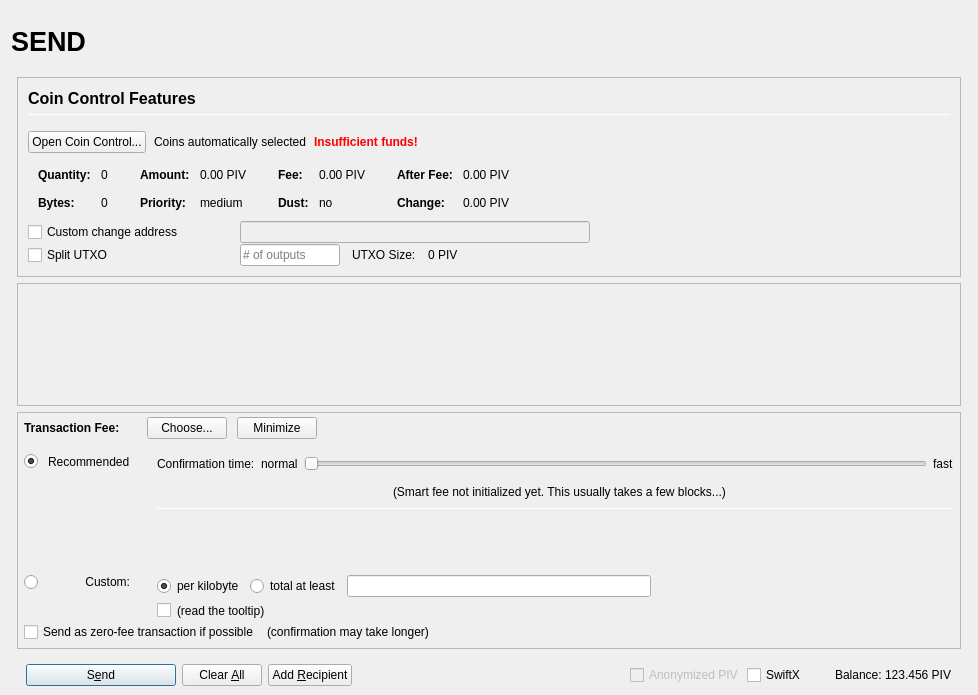
First picture: the form in src/qt/forms/sendcoinsdialog.ui, repository nashsclay/electra, before the edit.
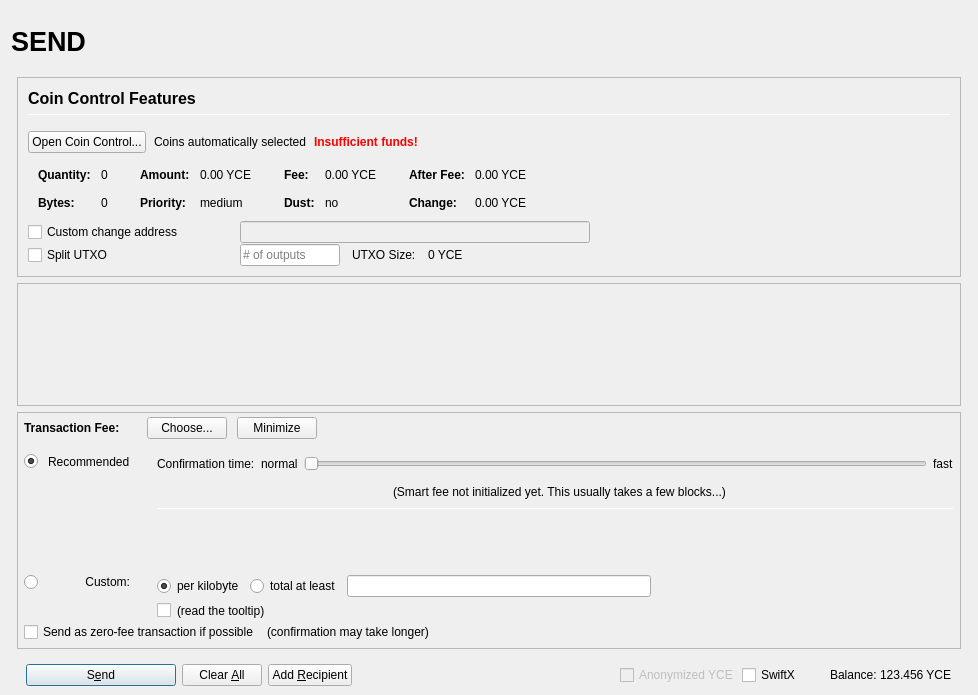
Second picture: the form after the edit. Icons and pictures are not drawn. Custom widgets are drawn as their Qt base class.

```diff
--- a/src/qt/forms/sendcoinsdialog.ui
+++ b/src/qt/forms/sendcoinsdialog.ui
@@ -493,7 +493,7 @@
                         <enum>Qt::ActionsContextMenu</enum>
                        </property>
                        <property name="text">
-                        <string notr="true">0.00 PIV</string>
+                        <string notr="true">0.00 YCE</string>
                        </property>
                        <property name="textInteractionFlags">
                         <set>Qt::LinksAccessibleByMouse|Qt::TextSelectableByKeyboard|Qt::TextSelectableByMouse</set>
@@ -573,7 +573,7 @@
                         <enum>Qt::ActionsContextMenu</enum>
                        </property>
                        <property name="text">
-                        <string notr="true">0.00 PIV</string>
+                        <string notr="true">0.00 YCE</string>
                        </property>
                        <property name="textInteractionFlags">
                         <set>Qt::LinksAccessibleByMouse|Qt::TextSelectableByKeyboard|Qt::TextSelectableByMouse</set>
@@ -653,7 +653,7 @@
                         <enum>Qt::ActionsContextMenu</enum>
                        </property>
                        <property name="text">
-                        <string notr="true">0.00 PIV</string>
+                        <string notr="true">0.00 YCE</string>
                        </property>
                        <property name="textInteractionFlags">
                         <set>Qt::LinksAccessibleByMouse|Qt::TextSelectableByKeyboard|Qt::TextSelectableByMouse</set>
@@ -682,7 +682,7 @@
                         <enum>Qt::ActionsContextMenu</enum>
                        </property>
                        <property name="text">
-                        <string notr="true">0.00 PIV</string>
+                        <string notr="true">0.00 YCE</string>
                        </property>
                        <property name="textInteractionFlags">
                         <set>Qt::LinksAccessibleByMouse|Qt::TextSelectableByKeyboard|Qt::TextSelectableByMouse</set>
@@ -849,7 +849,7 @@
                 <item>
                  <widget class="QLabel" name="labelBlockSize">
                   <property name="text">
-                   <string>0 PIV</string>
+                   <string>0 YCE</string>
                   </property>
                  </widget>
                 </item>
@@ -1686,7 +1686,7 @@
                 <bool>false</bool>
                </property>
                <property name="text">
-                <string>Anonymized PIV</string>
+                <string>Anonymized YCE</string>
                </property>
               </widget>
              </item>
@@ -1725,7 +1725,7 @@
                 <cursorShape>IBeamCursor</cursorShape>
                </property>
                <property name="text">
-                <string notr="true">123.456 PIV</string>
+                <string notr="true">123.456 YCE</string>
                </property>
                <property name="textInteractionFlags">
                 <set>Qt::LinksAccessibleByMouse|Qt::TextSelectableByKeyboard|Qt::TextSelectableByMouse</set>
```
Left out of the diff: 6 changed lines with no effect on the pictures.
